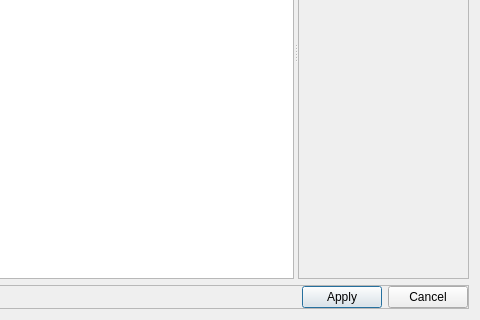
Qt form src/TonemappingPanel/TonemappingSettings.ui (LuminanceHDR/LuminanceHDR) before a commit; both pictures show x 343 to 823 and y 214 to 534 of the 823 by 534 pixel window.
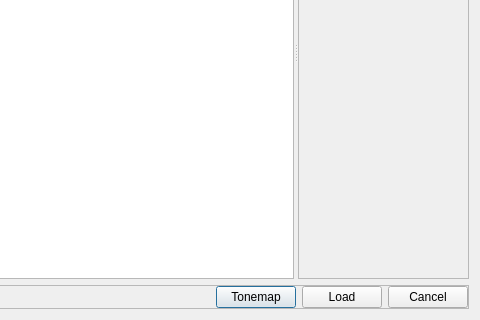
The same form after that commit.

Commit message: [TMOSettings] UI polishing

What changed in the file:
```diff
--- a/src/TonemappingPanel/TonemappingSettings.ui
+++ b/src/TonemappingPanel/TonemappingSettings.ui
@@ -156,10 +156,17 @@
           </property>
          </spacer>
         </item>
+        <item>
+         <widget class="QPushButton" name="btnTonemap">
+          <property name="text">
+           <string>Tonemap</string>
+          </property>
+         </widget>
+        </item>
         <item>
          <widget class="QPushButton" name="applyButton">
           <property name="text">
-           <string>Apply</string>
+           <string>Load</string>
           </property>
          </widget>
         </item>
```
The commit also changes 3 other files.
